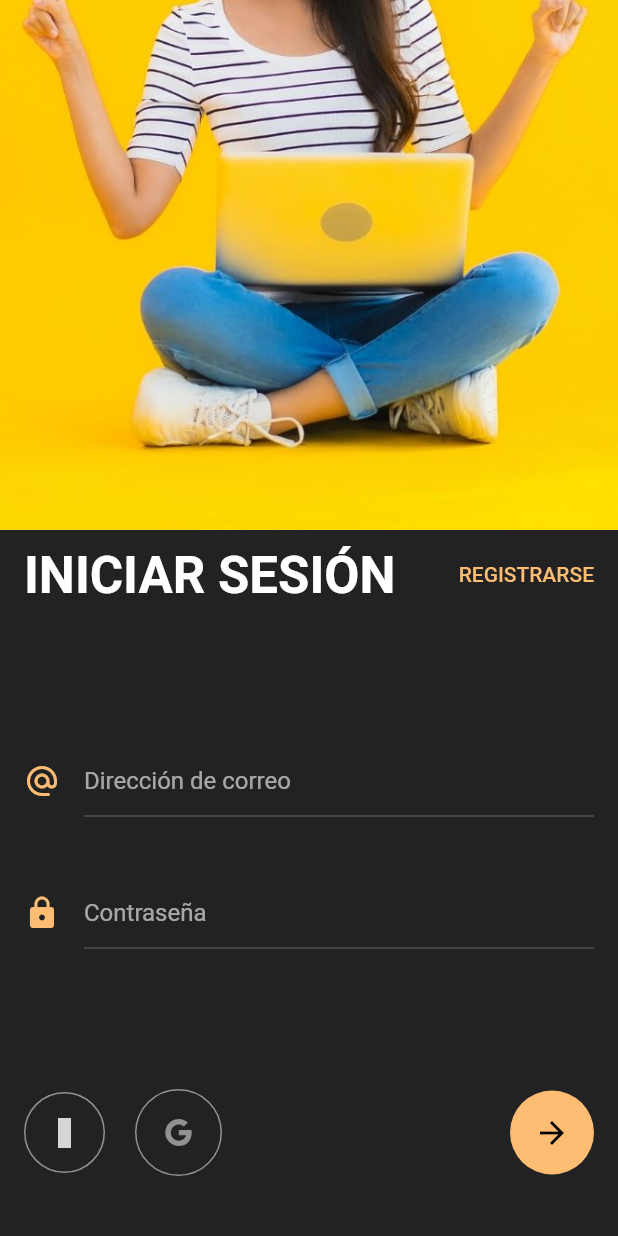
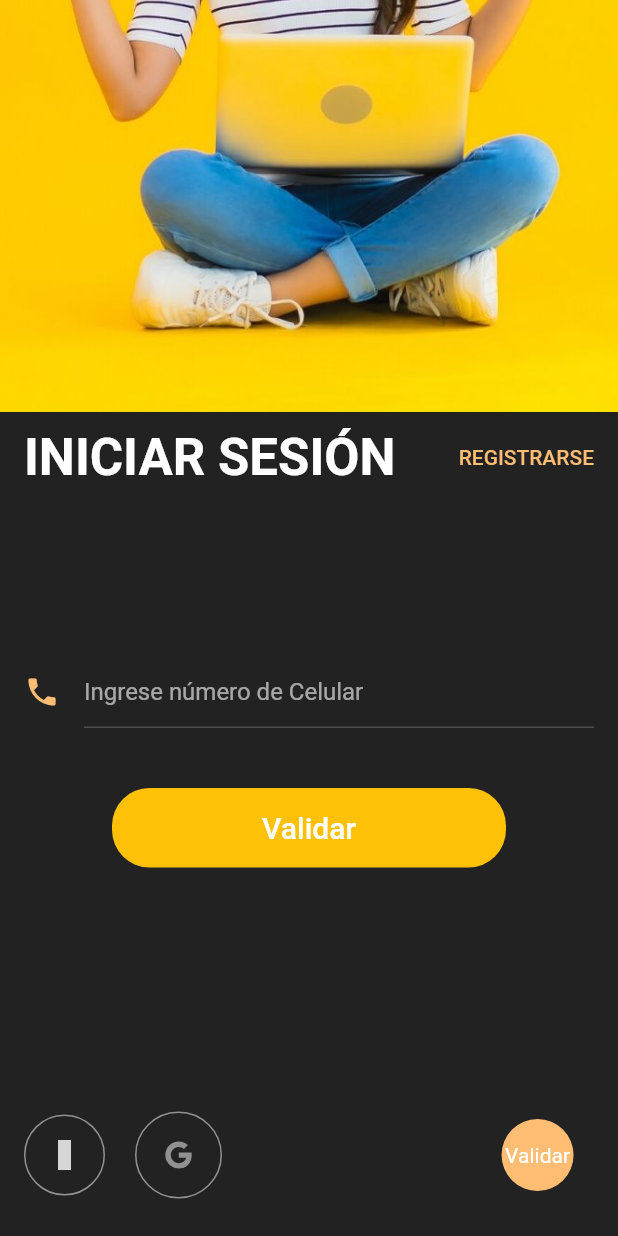
Before and after one commit to raulhenaor/vendegana, a Flutter app: the screen it shows after launch, after a tap on "Continuar", on a phone screen of 412 x 824 dp. Run offline on Flutter 3.47's test engine with Material 2 defaults, Android fonts, the phone set to English and light mode, and no system bars; our stand-ins replace flutter_icons; grey boxes are pictures that could not be loaded.

Commit message:
Update signin_screen.dart

```diff
--- a/lib/signin_screen.dart
+++ b/lib/signin_screen.dart
@@ -2,14 +2,25 @@ import 'constants.dart';
 import 'package:flutter/material.dart';
 import 'package:flutter_icons/flutter_icons.dart';
 
+import 'main.dart';
+
 class SignInScreen extends StatelessWidget {
+
+
+  String noCelular;
+  String smsCode;
+  String idVerification;
+
+
+
+
   @override
   Widget build(BuildContext context) {
     return Scaffold(
       body: Column(
         children: <Widget>[
           Expanded(
-            flex: 3,
+            flex: 2,
             child: Container(
               decoration: BoxDecoration(
                 image: DecorationImage(
@@ -49,42 +60,58 @@ class SignInScreen extends StatelessWidget {
                         Padding(
                           padding: const EdgeInsets.only(right: 16),
                           child: Icon(
-                            Icons.alternate_email,
+                            Icons.phone,
                             color: kPrimaryColor,
                           ),
                         ),
                         Expanded(
                           child: TextField(
                             decoration: InputDecoration(
-                              hintText: "Dirección de correo",
+                              hintText: "Ingrese número de Celular",
                             ),
+                            onChanged: (value) {
+                              this.noCelular = value;
+                            },
                           ),
                         )
                       ],
                     ),
                   ),
-                  Row(
-                    crossAxisAlignment: CrossAxisAlignment.center,
-                    children: <Widget>[
-                      Padding(
-                        padding: const EdgeInsets.only(right: 16),
-                        child: Icon(
-                         Icons.lock,
-                          color: kPrimaryColor,
+                  FittedBox(
+                    child: GestureDetector (
+                      onTap: () {
+                        Navigator.push(context, MaterialPageRoute(
+                          builder: (context) {
+                        return WelcomeScreen();
+                        },
+                        ));
+                      },
+                      child: Container (
+                        margin: EdgeInsets.only(bottom:50),
+                        padding: EdgeInsets.symmetric(horizontal: 100, vertical: 15),
+                        decoration: BoxDecoration(
+                          borderRadius: BorderRadius.circular(25),
+                          color: Colors.amber,
+                        ),
+                        child: Row (
+                          children: <Widget>[
+                            Text(
+                              'Validar',
+                              style: Theme.of(context).textTheme.button.copyWith(
+                                color: Colors.white,
+                                fontSize: 20,
+                              ),
+                            ),
+                          ],
                         ),
                       ),
-                      Expanded(
-                        child: TextField(
-                          decoration: InputDecoration(
-                            hintText: "Contraseña",
-                          ),
-                        ),
-                      ),
-                    ],
+                    ),
                   ),
+
+
                   Spacer(),
                   Padding(
-                    padding: const EdgeInsets.only(bottom: 30),
+                    padding: const EdgeInsets.only(bottom: 15),
                     child: Row(
                       children: <Widget>[
                         Container(
@@ -122,9 +149,12 @@ class SignInScreen extends StatelessWidget {
                             shape: BoxShape.circle,
                             color: kPrimaryColor,
                           ),
-                          child: Icon(
-                            Icons.arrow_forward,
-                            color: Colors.black,
+                          child: Row(
+                            children: <Widget>[
+                              Text (
+                                'Validar'
+                              ),
+                            ],
                           ),
                         )
                       ],
```
